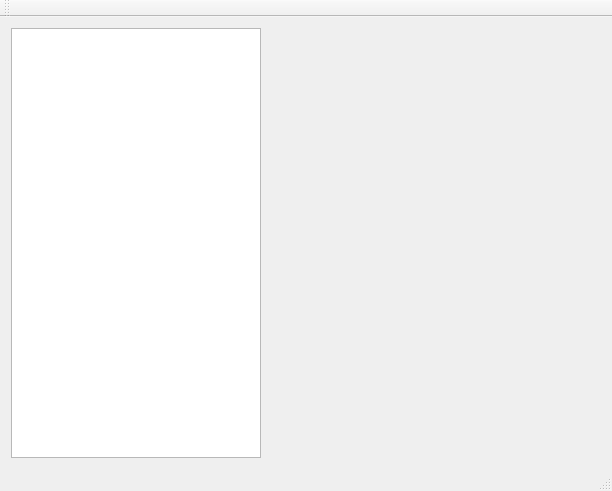
Above: mainwindow.ui from Stegogo/AXL-CPR-QT before the change. Below: the same form after it.
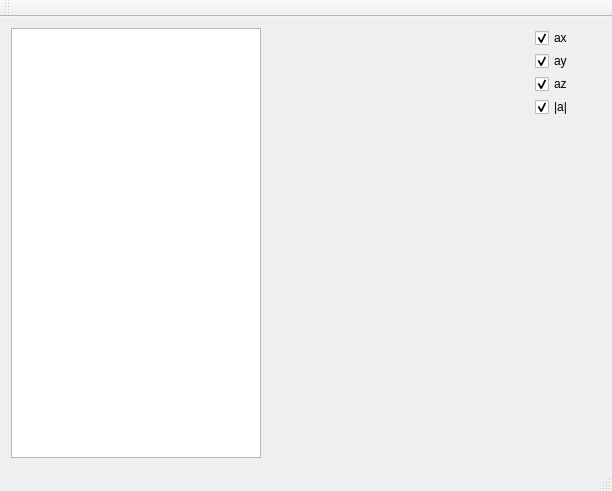
That is the form after the change. Icons and pictures are not drawn. Custom widgets are drawn as their Qt base class.

Commit message: Fixed plotting; Added enabling/disabling some plots; Set up for making stop/resume buttons

Diff of the .ui file:
```diff
--- a/mainwindow.ui
+++ b/mainwindow.ui
@@ -38,6 +38,147 @@
       </item>
      </layout>
     </item>
+    <item row="0" column="3">
+     <layout class="QGridLayout" name="gridLayout_3">
+      <property name="sizeConstraint">
+       <enum>QLayout::SetDefaultConstraint</enum>
+      </property>
+      <property name="spacing">
+       <number>3</number>
+      </property>
+      <item row="2" column="0">
+       <widget class="QCheckBox" name="checkBox_az">
+        <property name="maximumSize">
+         <size>
+          <width>16777215</width>
+          <height>70</height>
+         </size>
+        </property>
+        <property name="text">
+         <string>az</string>
+        </property>
+        <property name="checked">
+         <bool>true</bool>
+        </property>
+       </widget>
+      </item>
+      <item row="0" column="0">
+       <widget class="QCheckBox" name="checkBox_ax">
+        <property name="maximumSize">
+         <size>
+          <width>16777215</width>
+          <height>70</height>
+         </size>
+        </property>
+        <property name="text">
+         <string>ax</string>
+        </property>
+        <property name="checked">
+         <bool>true</bool>
+        </property>
+       </widget>
+      </item>
+      <item row="1" column="0">
+       <widget class="QCheckBox" name="checkBox_ay">
+        <property name="maximumSize">
+         <size>
+          <width>16777215</width>
+          <height>70</height>
+         </size>
+        </property>
+        <property name="text">
+         <string>ay</string>
+        </property>
+        <property name="checked">
+         <bool>true</bool>
+        </property>
+       </widget>
+      </item>
+      <item row="3" column="0">
+       <widget class="QCheckBox" name="checkBox_alen">
+        <property name="maximumSize">
+         <size>
+          <width>16777215</width>
+          <height>70</height>
+         </size>
+        </property>
+        <property name="text">
+         <string>|a|</string>
+        </property>
+        <property name="checked">
+         <bool>true</bool>
+        </property>
+       </widget>
+      </item>
+      <item row="5" column="0">
+       <layout class="QHBoxLayout" name="horizontalLayout">
+        <item>
+         <widget class="QPushButton" name="stopButton">
+          <property name="maximumSize">
+           <size>
+            <width>30</width>
+            <height>30</height>
+           </size>
+          </property>
+          <property name="styleSheet">
+           <string notr="true">qproperty-icon: url(&quot;:/icons/stop.png&quot;) off,
+                url(&quot;:/icons/stop.png&quot;) on ;
+border-radius:50px;
+</string>
+          </property>
+          <property name="text">
+           <string/>
+          </property>
+          <property name="iconSize">
+           <size>
+            <width>30</width>
+            <height>30</height>
+           </size>
+          </property>
+         </widget>
+        </item>
+        <item>
+         <widget class="QPushButton" name="resumeButton">
+          <property name="maximumSize">
+           <size>
+            <width>30</width>
+            <height>30</height>
+           </size>
+          </property>
+          <property name="styleSheet">
+           <string notr="true">qproperty-icon: url(&quot;:/icons/play.png&quot;) off,
+                url(&quot;:/icons/play.png&quot;) on ;
+border-radius:50px;
+</string>
+          </property>
+          <property name="text">
+           <string/>
+          </property>
+          <property name="iconSize">
+           <size>
+            <width>30</width>
+            <height>30</height>
+           </size>
+          </property>
+         </widget>
+        </item>
+       </layout>
+      </item>
+      <item row="4" column="0">
+       <spacer name="verticalSpacer">
+        <property name="orientation">
+         <enum>Qt::Vertical</enum>
+        </property>
+        <property name="sizeHint" stdset="0">
+         <size>
+          <width>20</width>
+          <height>40</height>
+         </size>
+        </property>
+       </spacer>
+      </item>
+     </layout>
+    </item>
    </layout>
   </widget>
   <widget class="QMenuBar" name="menuBar">
```
The commit also changes 6 other files.
